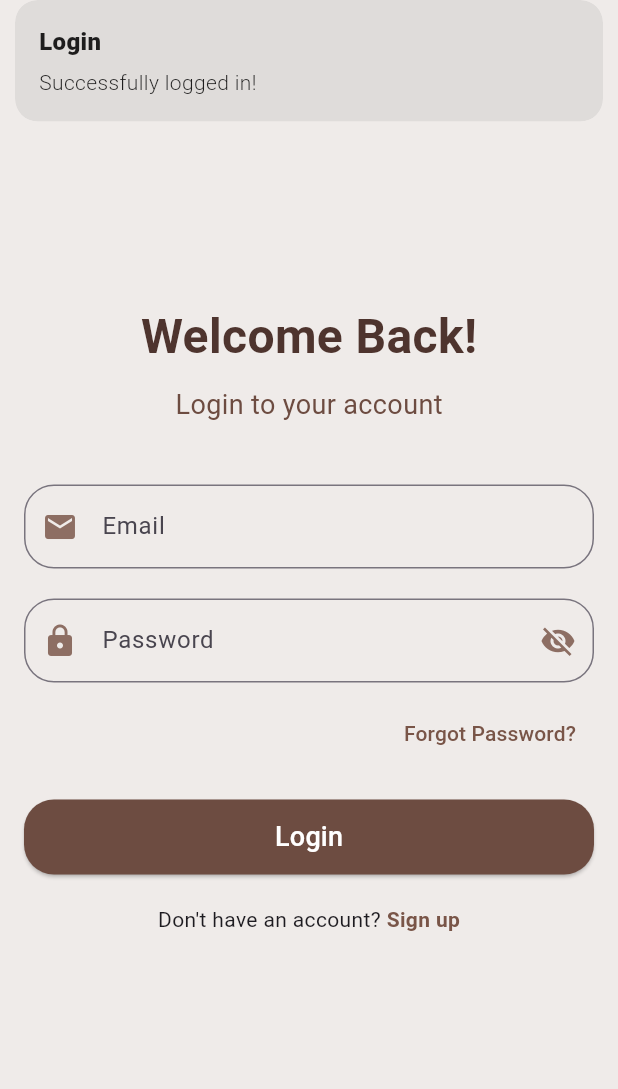
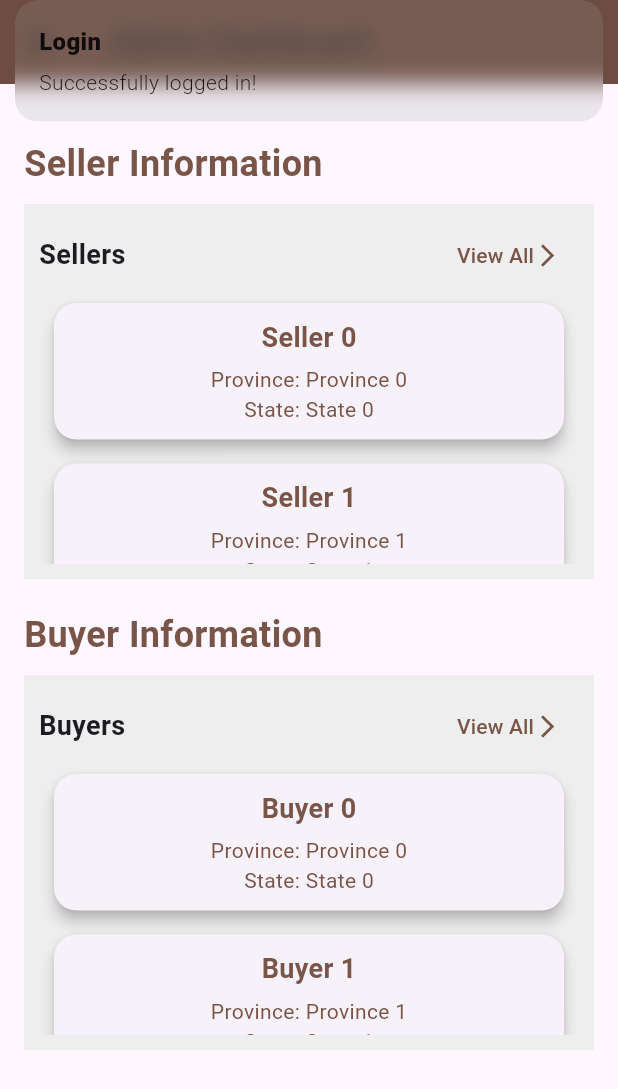
Before and after one commit to Ahad-Khan9076/chip_source, a Flutter app: the screen it shows after launch, after a tap on "Login", on a phone screen of 412 x 824 dp. Shown: the top 1089 px of the screen. Run offline on Flutter 3.47's test engine with Material 3 defaults, Android fonts, the phone set to English and light mode, and no system bars; our stand-ins replace get, intl_phone_field.

Commit message:
Added Admin

```diff
--- /dev/null
+++ b/lib/screens/admin_screen.dart
@@ -0,0 +1,230 @@
+import 'package:flutter/material.dart';
+import 'package:get/get.dart';
+
+class AdminScreen extends StatelessWidget {
+  const AdminScreen({Key? key}) : super(key: key);
+
+  @override
+  Widget build(BuildContext context) {
+    return Scaffold(
+      appBar: AppBar(
+        title: const Text('Admin Dashboard'),
+        backgroundColor: Colors.brown[600],
+      ),
+      body: Padding(
+        padding: const EdgeInsets.all(16.0),
+        child: SingleChildScrollView(
+          child: Column(
+            children: [
+              const SizedBox(height: 20),
+              _buildSellerInformationSection(),
+              const SizedBox(height: 20),
+              _buildBuyerInformationSection(),
+              const SizedBox(height: 20),
+            ],
+          ),
+        ),
+      ),
+    );
+  }
+
+  // Seller Information Section
+  Widget _buildSellerInformationSection() {
+    return Column(
+      crossAxisAlignment: CrossAxisAlignment.start,
+      children: [
+        const Text(
+          'Seller Information',
+          style: TextStyle(
+            fontSize: 24,
+            fontWeight: FontWeight.bold,
+            color: Colors.brown,
+          ),
+        ),
+        const SizedBox(height: 10),
+        Container(
+          padding: const EdgeInsets.all(10), // Added padding to the container
+          color: Colors.grey[200], // Greyish background for differentiation
+          height: 250, // Increased height of the container
+          child: Column(
+            children: [
+              Row(
+                mainAxisAlignment: MainAxisAlignment.spaceBetween,
+                children: [
+                  const Text(
+                    'Sellers',
+                    style: TextStyle(fontSize: 18, fontWeight: FontWeight.bold),
+                  ),
+                  TextButton(
+                    onPressed: () {
+                      // Navigate to another page or perform an action
+                    },
+                    child: Row(
+                      children: const [
+                        Text('View All', style: TextStyle(color: Colors.brown)),
+                        Icon(Icons.arrow_forward_ios, color: Colors.brown),
+                      ],
+                    ),
+                  ),
+                ],
+              ),
+              Expanded(
+                child: ListView.builder(
+                  scrollDirection: Axis.vertical,
+                  itemCount: 10, // Number of seller cards
+                  itemBuilder: (context, index) {
+                    return _buildSellerCard(
+                      sellerName: 'Seller $index',
+                      province: 'Province $index',
+                      state: 'State $index',
+                    );
+                  },
+                ),
+              ),
+            ],
+          ),
+        ),
+      ],
+    );
+  }
+
+  // Buyer Information Section
+  Widget _buildBuyerInformationSection() {
+    return Column(
+      crossAxisAlignment: CrossAxisAlignment.start,
+      children: [
+        const Text(
+          'Buyer Information',
+          style: TextStyle(
+            fontSize: 24,
+            fontWeight: FontWeight.bold,
+            color: Colors.brown,
+          ),
+        ),
+        const SizedBox(height: 10),
+        Container(
+          padding: const EdgeInsets.all(10), // Added padding to the container
+          color: Colors.grey[200], // Greyish background for differentiation
+          height: 250, // Increased height of the container
+          child: Column(
+            children: [
+              Row(
+                mainAxisAlignment: MainAxisAlignment.spaceBetween,
+                children: [
+                  const Text(
+                    'Buyers',
+                    style: TextStyle(fontSize: 18, fontWeight: FontWeight.bold),
+                  ),
+                  TextButton(
+                    onPressed: () {
+                      // Navigate to another page or perform an action
+                    },
+                    child: Row(
+                      children: const [
+                        Text('View All', style: TextStyle(color: Colors.brown)),
+                        Icon(Icons.arrow_forward_ios, color: Colors.brown),
+                      ],
+                    ),
+                  ),
+                ],
+              ),
+              Expanded(
+                child: ListView.builder(
+                  scrollDirection: Axis.vertical,
+                  itemCount: 10, // Number of buyer cards
+                  itemBuilder: (context, index) {
+                    return _buildBuyerCard(
+                      buyerName: 'Buyer $index',
+                      province: 'Province $index',
+                      state: 'State $index',
+                    );
+                  },
+                ),
+              ),
+            ],
+          ),
+        ),
+      ],
+    );
+  }
+
+  // Method to build seller card
+  Widget _buildSellerCard({
+    required String sellerName,
+    required String province,
+    required String state,
+  }) {
+    return Card(
+      elevation: 4,
+      margin: const EdgeInsets.symmetric(vertical: 8, horizontal: 10), // Increased vertical margin
+      shape: RoundedRectangleBorder(
+        borderRadius: BorderRadius.circular(15),
+      ),
+      child: Padding(
+        padding: const EdgeInsets.all(10),
+        child: Column(
+          mainAxisAlignment: MainAxisAlignment.center,
+          children: [
+            Text(
+              sellerName,
+              style: const TextStyle(
+                fontSize: 18,
+                fontWeight: FontWeight.bold,
+                color: Colors.brown,
+              ),
+            ),
+            const SizedBox(height: 5),
+            Text(
+              'Province: $province',
+              style: const TextStyle(color: Colors.brown),
+            ),
+            Text(
+              'State: $state',
+              style: const TextStyle(color: Colors.brown),
+            ),
+          ],
+        ),
+      ),
+    );
+  }
+
+  // Method to build buyer card
+  Widget _buildBuyerCard({
+    required String buyerName,
+    required String province,
+    required String state,
+  }) {
+    return Card(
+      elevation: 4,
+      margin: const EdgeInsets.symmetric(vertical: 8, horizontal: 10), // Increased vertical margin
+      shape: RoundedRectangleBorder(
+        borderRadius: BorderRadius.circular(15),
+      ),
+      child: Padding(
+        padding: const EdgeInsets.all(10),
+        child: Column(
+          mainAxisAlignment: MainAxisAlignment.center,
+          children: [
+            Text(
+              buyerName,
+              style: const TextStyle(
+                fontSize: 18,
+                fontWeight: FontWeight.bold,
+                color: Colors.brown,
+              ),
+            ),
+            const SizedBox(height: 5),
+            Text(
+              'Province: $province',
+              style: const TextStyle(color: Colors.brown),
+            ),
+            Text(
+              'State: $state',
+              style: const TextStyle(color: Colors.brown),
+            ),
+          ],
+        ),
+      ),
+    );
+  }
+}
--- a/lib/screens/login_screen.dart
+++ b/lib/screens/login_screen.dart
@@ -1,3 +1,4 @@
+import 'package:chip_source/screens/admin_screen.dart';
 import 'package:chip_source/screens/signup_screen.dart';
 import 'package:flutter/material.dart';
 import 'package:get/get.dart';
@@ -111,6 +112,7 @@ class _LoginScreenState extends State<LoginScreen> {
                       // Implement login logic here
                       Get.snackbar("Login", "Successfully logged in!",
                           snackPosition: SnackPosition.TOP);
+                      Get.to(AdminScreen());
                     },
                     style: ElevatedButton.styleFrom(
                       backgroundColor: Colors.brown[600],
--- a/lib/screens/signup_screen.dart
+++ b/lib/screens/signup_screen.dart
@@ -1,3 +1,4 @@
+import 'package:chip_source/screens/login_screen.dart';
 import 'package:flutter/material.dart';
 import 'package:get/get.dart';
 import 'package:intl_phone_field/intl_phone_field.dart';
@@ -108,13 +109,14 @@ class _SignupScreenState extends State<SignupScreen> {
               const SizedBox(height: 20),
               _buildTextField(controller: provinceController, label: 'Province', icon: Icons.location_on),
 
-              // Role Dropdown with custom width
+              // Role Dropdown with reduced width
               const SizedBox(height: 20),
-              Container(
-                width: 200, // Adjust the width to your preference
+              Align(
+                alignment: Alignment.centerLeft, // Align dropdown to the left side
+                child: Container(
+                  width: 400, // Set dropdown width smaller
                   padding: const EdgeInsets.symmetric(horizontal: 10),
                   decoration: BoxDecoration(
-                  color: Colors.white,
                     border: Border.all(color: Colors.brown[400]!),
                     borderRadius: BorderRadius.circular(20),
                   ),
@@ -141,6 +143,7 @@ class _SignupScreenState extends State<SignupScreen> {
                           selectedRole = newValue;
                         });
                       },
+                    ),
                   ),
                 ),
               ),
@@ -181,7 +184,9 @@ class _SignupScreenState extends State<SignupScreen> {
                   onPressed: () {
                     // Implement signup logic here
                     Get.snackbar("Signup", "Account created successfully!",
-                        snackPosition: SnackPosition.BOTTOM);
+                        icon: Icon(Icons.done,color: Colors.green,),
+                        snackPosition: SnackPosition.TOP,);
+                    Get.to(LoginScreen());
                   },
                   style: ElevatedButton.styleFrom(
                     backgroundColor: Colors.brown[600],
```
Lines whose indentation alone changed are shown as unchanged.
